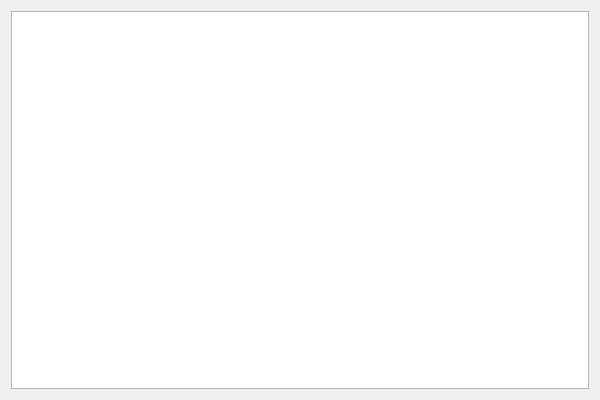
Above: 4/Labs/Lab1/MainWidget.ui from VadVergasov/MSCIT before the change. Below: the same form after it.
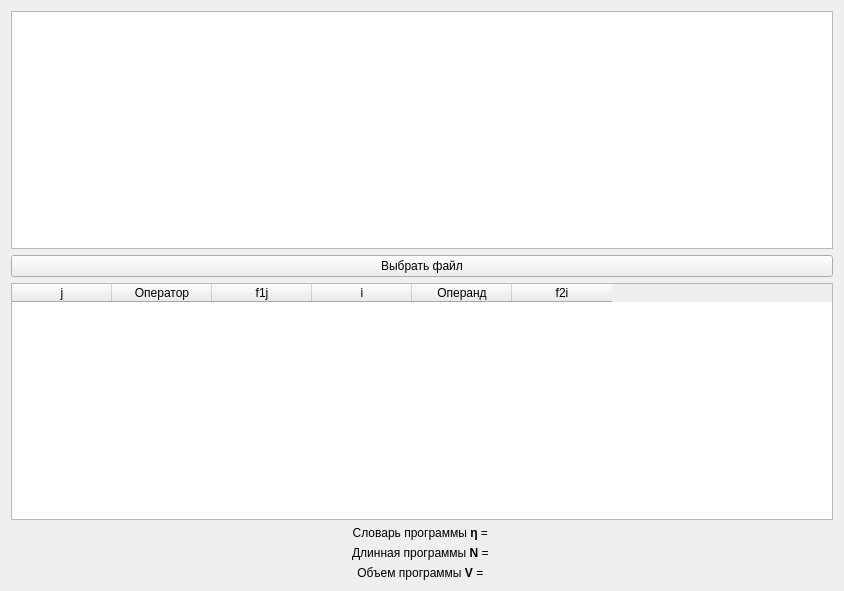
That is the form after the change.

Commit message: Добавлены элементы интерфейса для задания

Patch:
```diff
--- a/4/Labs/Lab1/MainWidget.ui
+++ b/4/Labs/Lab1/MainWidget.ui
@@ -6,8 +6,8 @@
    <rect>
     <x>0</x>
     <y>0</y>
-    <width>600</width>
-    <height>400</height>
+    <width>844</width>
+    <height>591</height>
    </rect>
   </property>
   <property name="windowTitle">
@@ -17,6 +17,92 @@
    <item>
     <widget class="QTextEdit" name="Code"/>
    </item>
+   <item>
+    <widget class="QPushButton" name="chooseFile">
+     <property name="text">
+      <string>Выбрать файл</string>
+     </property>
+    </widget>
+   </item>
+   <item>
+    <widget class="QTableWidget" name="resultTable">
+     <property name="sizeAdjustPolicy">
+      <enum>QAbstractScrollArea::AdjustToContents</enum>
+     </property>
+     <property name="editTriggers">
+      <set>QAbstractItemView::NoEditTriggers</set>
+     </property>
+     <property name="tabKeyNavigation">
+      <bool>false</bool>
+     </property>
+     <property name="selectionMode">
+      <enum>QAbstractItemView::NoSelection</enum>
+     </property>
+     <column>
+      <property name="text">
+       <string>j</string>
+      </property>
+     </column>
+     <column>
+      <property name="text">
+       <string>Оператор</string>
+      </property>
+     </column>
+     <column>
+      <property name="text">
+       <string>f1j</string>
+      </property>
+     </column>
+     <column>
+      <property name="text">
+       <string>i</string>
+      </property>
+     </column>
+     <column>
+      <property name="text">
+       <string>Операнд</string>
+      </property>
+     </column>
+     <column>
+      <property name="text">
+       <string>f2i</string>
+      </property>
+     </column>
+    </widget>
+   </item>
+   <item>
+    <widget class="QLabel" name="dictionaryLabel">
+     <property name="text">
+      <string>&lt;html&gt;&lt;head/&gt;&lt;body&gt;&lt;p&gt;Словарь программы &lt;span style=&quot; font-weight:700;&quot;&gt;η&lt;/span&gt; = &lt;/p&gt;&lt;/body&gt;&lt;/html&gt;</string>
+     </property>
+     <property name="textFormat">
+      <enum>Qt::MarkdownText</enum>
+     </property>
+     <property name="alignment">
+      <set>Qt::AlignCenter</set>
+     </property>
+    </widget>
+   </item>
+   <item>
+    <widget class="QLabel" name="lengthLabel">
+     <property name="text">
+      <string>&lt;html&gt;&lt;head/&gt;&lt;body&gt;&lt;p&gt;Длинная программы &lt;span style=&quot; font-weight:700;&quot;&gt;N&lt;/span&gt; = &lt;/p&gt;&lt;/body&gt;&lt;/html&gt;</string>
+     </property>
+     <property name="alignment">
+      <set>Qt::AlignCenter</set>
+     </property>
+    </widget>
+   </item>
+   <item>
+    <widget class="QLabel" name="volumeLable">
+     <property name="text">
+      <string>&lt;html&gt;&lt;head/&gt;&lt;body&gt;&lt;p&gt;Объем программы &lt;span style=&quot; font-weight:700;&quot;&gt;V&lt;/span&gt; = &lt;/p&gt;&lt;/body&gt;&lt;/html&gt;</string>
+     </property>
+     <property name="alignment">
+      <set>Qt::AlignCenter</set>
+     </property>
+    </widget>
+   </item>
   </layout>
  </widget>
  <layoutdefault spacing="6" margin="11"/>
```
The commit also changes 4 other files.
